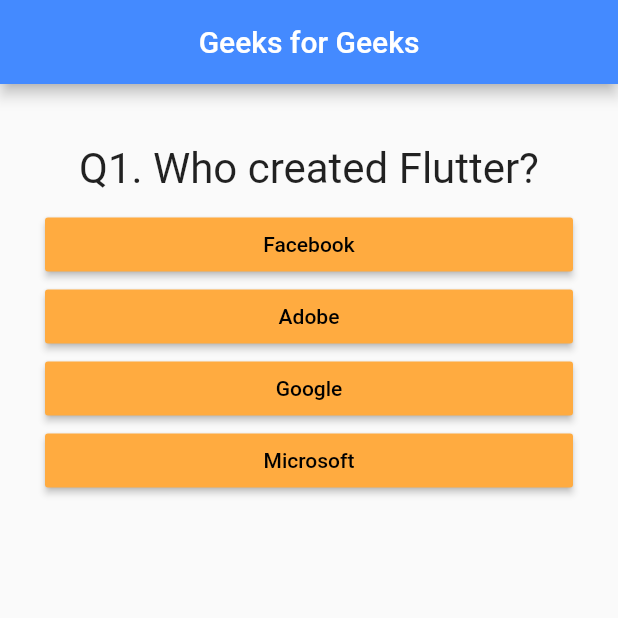
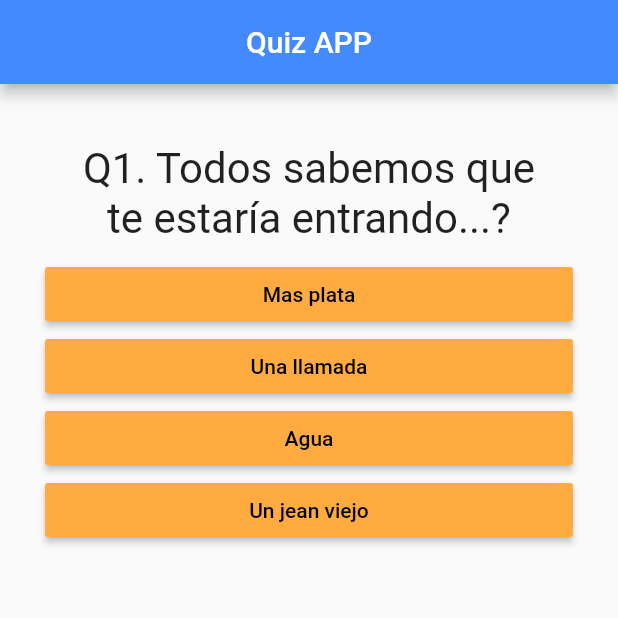
Before and after one commit to maxpipoka/flut-quiz, a Flutter app: the screen it shows after launch, on a phone screen of 412 x 824 dp, the top half of it. Run offline on Flutter 3.47's test engine with Material 2 defaults, Android fonts, the phone set to English and light mode, and no system bars.

```diff
--- a/lib/main.dart
+++ b/lib/main.dart
@@ -16,54 +16,30 @@ class _MyAppState extends State<MyApp> {
   final _questions = const [
     // Variable con las preguntas y respuestas
     {
-      'questionText': 'Q1. Who created Flutter?',
+      'questionText': 'Q1. Todos sabemos que te estaría entrando...?',
       'answers': [
-        {'text': 'Facebook', 'score': -2},
-        {'text': 'Adobe', 'score': -2},
-        {'text': 'Google', 'score': 10},
-        {'text': 'Microsoft', 'score': -2},
+        {'text': 'Mas plata', 'score': -2},
+        {'text': 'Una llamada', 'score': -2},
+        {'text': 'Agua', 'score': 10},
+        {'text': 'Un jean viejo', 'score': -2},
       ],
     },
     {
-      'questionText': 'Q2. What is Flutter?',
+      'questionText': 'Q2. Tu jermu está re amorosa y no rompe las bolas?',
       'answers': [
-        {'text': 'Android Development Kit', 'score': -2},
-        {'text': 'IOS Development Kit', 'score': -2},
-        {'text': 'Web Development Kit', 'score': -2},
-        {
-          'text':
-              'SDK to build beautiful IOS, Android, Web & Desktop Native Apps',
-          'score': 10
-        },
+        {'text': 'Habrá cambiado el caracter', 'score': -2},
+        {'text': 'Se dió cuenta que me molesta', 'score': -2},
+        {'text': 'Le hizo caso a tu mamá', 'score': -2},
+        {'text': 'Te esta gorreando, clavadísimo', 'score': 10},
       ],
     },
     {
-      'questionText': ' Q3. Which programing language is used by Flutter',
+      'questionText': ' Q3. La bruja empezó a ir al gim, y dice que el profe es re macanudo',
       'answers': [
-        {'text': 'Ruby', 'score': -2},
-        {'text': 'Dart', 'score': 10},
-        {'text': 'C++', 'score': -2},
-        {'text': 'Kotlin', 'score': -2},
-      ],
-    },
-    {
-      'questionText': 'Q4. Who created Dart programing language?',
-      'answers': [
-        {'text': 'Lars Bak and Kasper Lund', 'score': 10},
-        {'text': 'Brendan Eich', 'score': -2},
-        {'text': 'Bjarne Stroustrup', 'score': -2},
-        {'text': 'Jeremy Ashkenas', 'score': -2},
-      ],
-    },
-    {
-      'questionText':
-          'Q5. Is Flutter for Web and Desktop available in stable version?',
-      'answers': [
-        {
-          'text': 'Yes',
-          'score': -2,
-        },
-        {'text': 'No', 'score': 10},
+        {'text': 'Profe copado, pasa nada', 'score': -2},
+        {'text': 'Chiquiplish Chiquiplish', 'score': 10},
+        {'text': 'Menos mal que hace algo', 'score': -2},
+        {'text': 'Debe ser gay el profe', 'score': -2},
       ],
     },
   ];
@@ -88,9 +64,9 @@ class _MyAppState extends State<MyApp> {
     });
     print(_questionIndex);
     if (_questionIndex < _questions.length) {
-      print('We have more questions!');
+      print('Una más!');
     } else {
-      print('No more questions!');
+      print('No mas preguntas Sr Juez!');
     }
   }
 
@@ -99,13 +75,14 @@ class _MyAppState extends State<MyApp> {
     return MaterialApp(
       home: Scaffold(
         appBar: AppBar(
-            title: Center(child: Text('Geeks for Geeks')),
-            backgroundColor: Colors.blueAccent //Color(0xFF00E676),
-            ),
+            //Barra superior
+            title: Center(child: Text('Quiz APP')), // Titulo de la app
+            backgroundColor: Colors.blueAccent),
         body: Padding(
-          padding: const EdgeInsets.all(30.0),
-          child: _questionIndex < _questions.length
+          padding: const EdgeInsets.all(30.0), // Espacio despues de la barra superior
+          child: _questionIndex < _questions.length // Si numero pregunta es menor cantidad preguntas
               ? Quiz(
+                  // Pintado de las preguntas
                   answerQuestion: _answerQuestion,
                   questionIndex: _questionIndex,
                   questions: _questions,
--- a/lib/question.dart
+++ b/lib/question.dart
@@ -4,6 +4,7 @@ class Question extends StatelessWidget {
   final String questionText;
 
   Question(this.questionText);
+  // Muestra el texto de la pretuntra
 
   @override
   Widget build(BuildContext context) {
--- a/lib/quiz.dart
+++ b/lib/quiz.dart
@@ -21,8 +21,7 @@ class Quiz extends StatelessWidget {
         Question(
           questions[questionIndex]['questionText'],
         ), //Question
-        ...(questions[questionIndex]['answers'] as List<Map<String, Object>>)
-            .map((answer) {
+        ...(questions[questionIndex]['answers'] as List<Map<String, Object>>).map((answer) {
           return Answer(() => answerQuestion(answer['score']), answer['text']);
         }).toList()
       ],
--- a/lib/result.dart
+++ b/lib/result.dart
@@ -44,7 +44,7 @@ class Result extends StatelessWidget {
           ), //Text
           FlatButton(
             child: Text(
-              'Restart Quiz!',
+              'Reiniciar Quiz!',
             ), //Text
             textColor: Colors.blue,
             onPressed: resetHandler,
```
